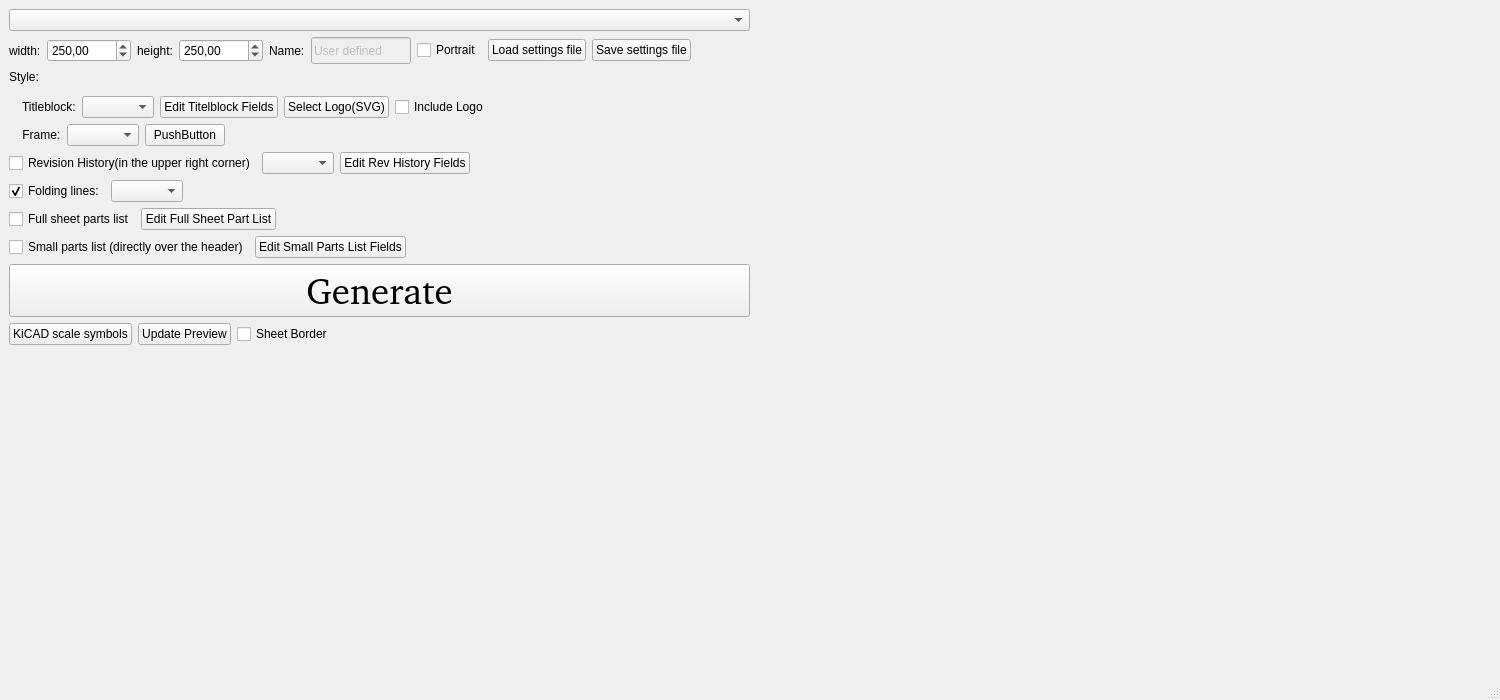
Qt form Src/Window/mainwindow.ui (tobiasfalk/KiCAD-FreeCAD-TechDraw-Template-Generator) before a commit.
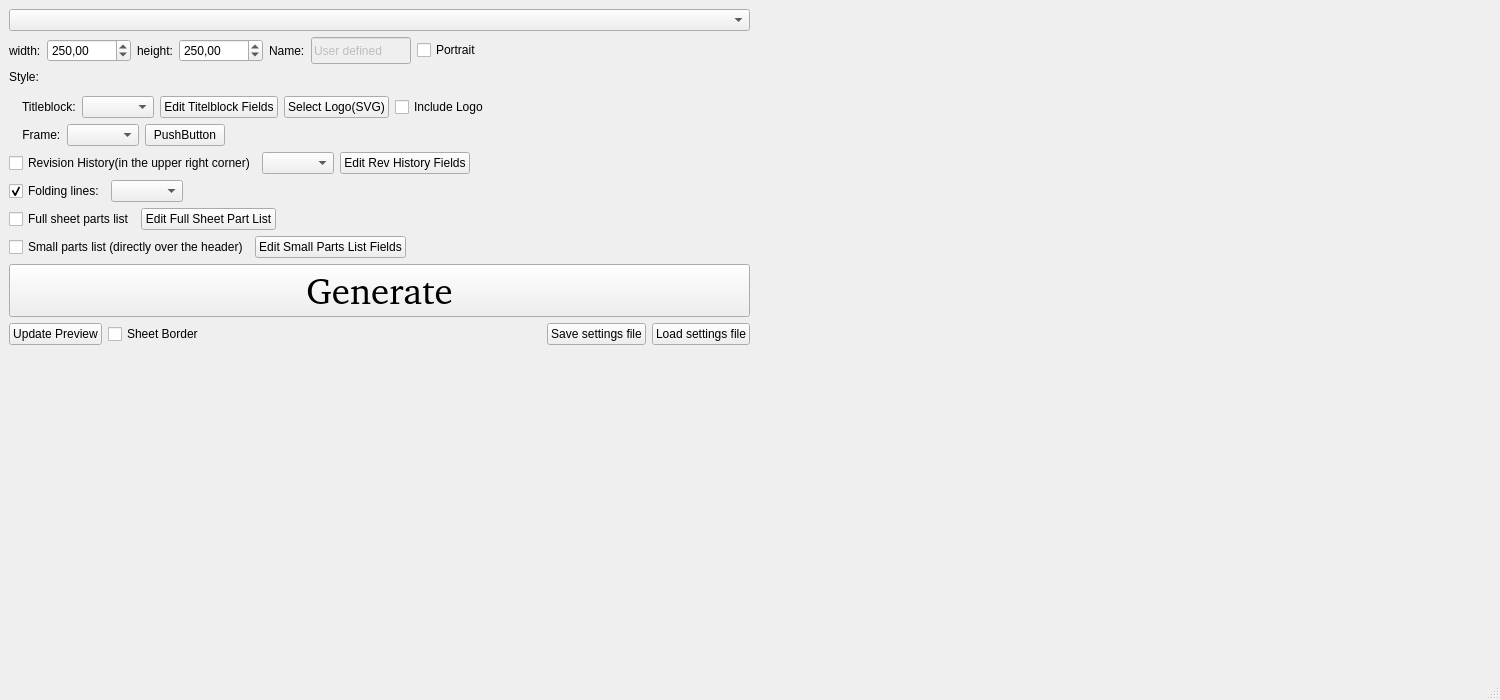
The same form after that commit. Icons and pictures are not drawn.

Diff of the .ui file:
```diff
--- a/Src/Window/mainwindow.ui
+++ b/Src/Window/mainwindow.ui
@@ -131,14 +131,7 @@
     <item row="11" column="0">
      <layout class="QHBoxLayout" name="horizontalLayout_13">
       <item>
-       <widget class="QPushButton" name="pushButton_2">
-        <property name="text">
-         <string>KiCAD scale symbols</string>
-        </property>
-       </widget>
-      </item>
-      <item>
-       <widget class="QPushButton" name="previewPushButton">
+       <widget class="QPushButton" name="PreviewPushButton">
         <property name="text">
          <string>Update Preview</string>
         </property>
@@ -164,6 +157,20 @@
         </property>
        </spacer>
       </item>
+      <item>
+       <widget class="QPushButton" name="SaveFieldsPushButton">
+        <property name="text">
+         <string>Save settings file</string>
+        </property>
+       </widget>
+      </item>
+      <item>
+       <widget class="QPushButton" name="LoadFielsPushButton">
+        <property name="text">
+         <string>Load settings file</string>
+        </property>
+       </widget>
+      </item>
      </layout>
     </item>
     <item row="6" column="0">
@@ -287,20 +294,6 @@
         </property>
        </widget>
       </item>
-      <item>
-       <widget class="QPushButton" name="loadFielsPushButton">
-        <property name="text">
-         <string>Load settings file</string>
-        </property>
-       </widget>
-      </item>
-      <item>
-       <widget class="QPushButton" name="saveFieldsPushButton">
-        <property name="text">
-         <string>Save settings file</string>
-        </property>
-       </widget>
-      </item>
       <item>
        <spacer name="horizontalSpacer">
         <property name="orientation">
```
Left out of the diff: 30 changed lines with no effect on the pictures.
